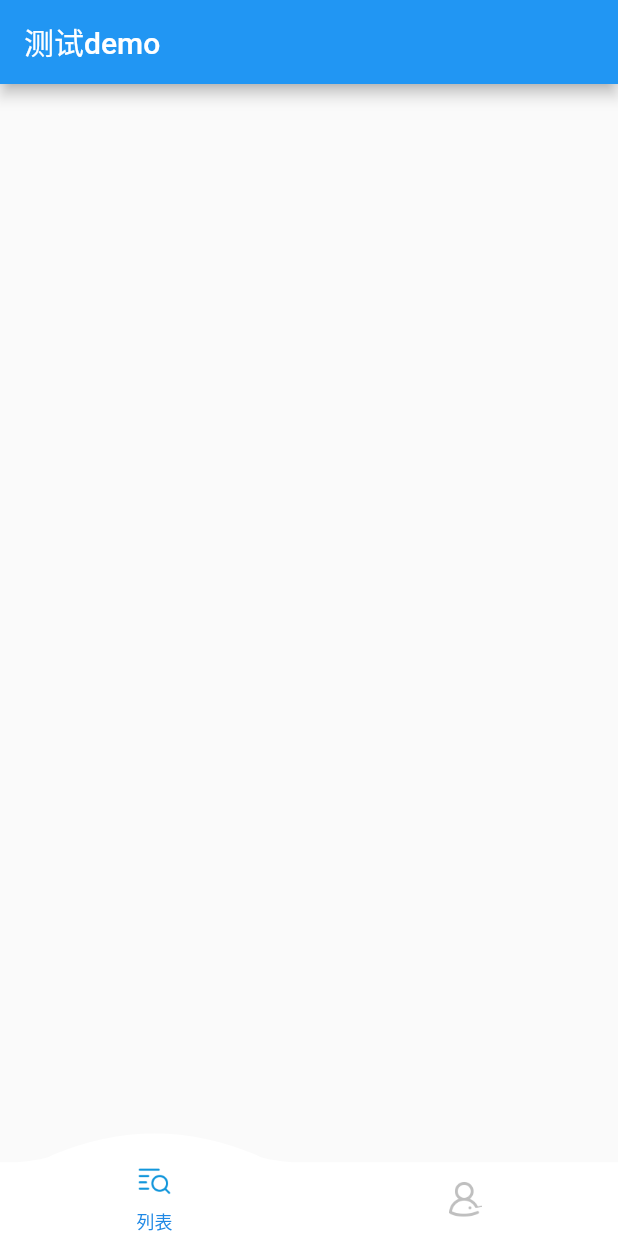
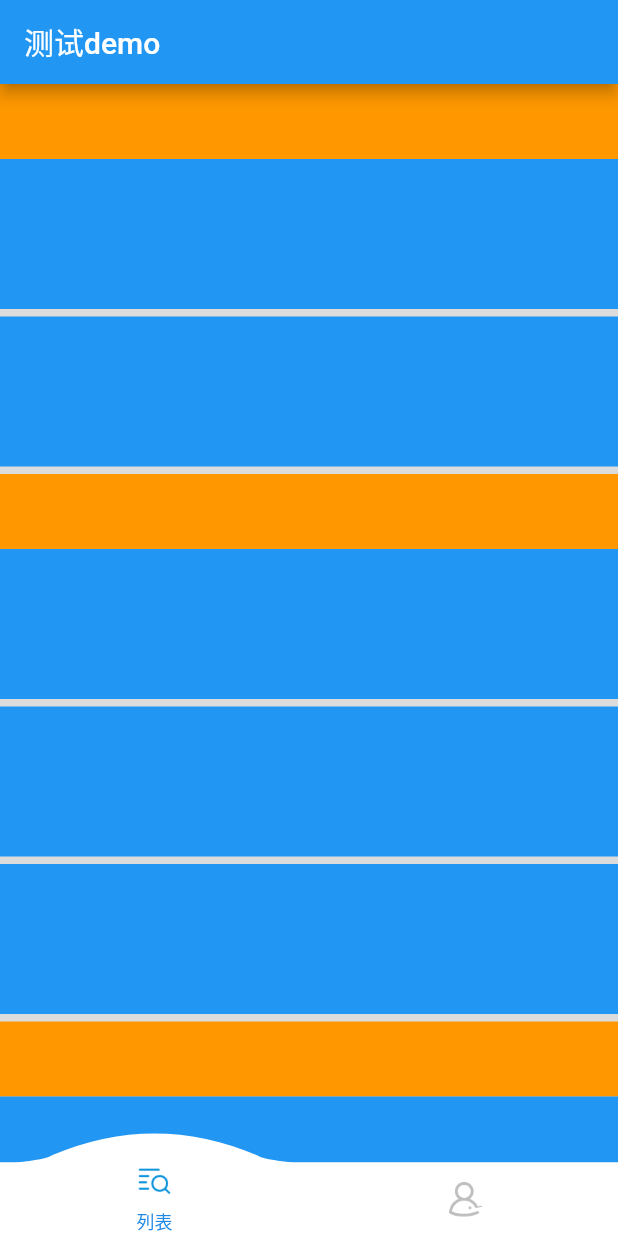
Before and after one commit to jijiawei16/jjw_flutter, a Flutter app: the screen it shows after launch, on a phone screen of 412 x 824 dp. Run offline on Flutter 3.47's test engine with Material 2 defaults, Android fonts, the phone set to English and light mode, and no system bars.

Commit message:
优化瀑布流代码,添加自定义listview代码

```diff
--- a/flutter_jjw/lib/list/home_list.dart
+++ b/flutter_jjw/lib/list/home_list.dart
@@ -1,12 +1,14 @@
 import 'package:flutter/material.dart';
-import 'package:flutter_jjw/widgets/waterfall.dart';
+import 'package:flutter_jjw/widgets/j_waterfallview.dart';
+import 'package:flutter_jjw/widgets/j_switch.dart';
+import 'package:flutter_jjw/widgets/j_listview.dart';
 
 class HomeList extends StatefulWidget {
   @override
   _HomeListState createState() => _HomeListState();
 }
 
-class _HomeListState extends State<HomeList> {
+class _HomeListState extends State<HomeList> with AutomaticKeepAliveClientMixin {
   List<String> titles;
   List<bool> likes;
 
@@ -28,13 +30,14 @@ class _HomeListState extends State<HomeList> {
       appBar: AppBar(
         title: Text('测试demo'),
       ),
-      body: Container(),
+      body: Center(
+        child: getJListView(),
+      ),
     );
   }
-}
 
-/* 列表代码
-      body: ListView.builder(
+  Widget getListView() {
+    return ListView.builder(
       itemCount: titles.length,
       itemBuilder: (context, index) {
         return GestureDetector(
@@ -68,17 +71,16 @@ class _HomeListState extends State<HomeList> {
           ),
         );
       },
-      ),
-*/
+    );
+  }
 
-/* 瀑布流
-JWaterfall(
+  Widget getJWaterfallView() {
+    return JWaterfallView(
       count: 16,
-        item: (index) {
-          return Builder(builder: (context) {
+      item: (contexts, index) {
         return GestureDetector(
           onTap: () {
-                JWaterfall.of(context).scrollToIndex(index);
+            JWaterfallView.of(contexts).scrollToIndex(index);
           },
           child: Container(
             alignment: Alignment.topCenter,
@@ -88,7 +90,47 @@ JWaterfall(
             ),
           ),
         );
-          });
       },
-      )
-*/
+    );
+  }
+
+  Widget getJSwitch() {
+    return JSwitch(
+      selected: true,
+      title: 'ON',
+      onChange: (select) {
+        print(select);
+      },
+    );
+  }
+
+  Widget getJListView() {
+    return  JListView(
+      sectionCount: 3,
+      sectionSpread: (index) {
+        return true;
+      },
+      section: (indexPath) {
+        return Container(
+          color: Colors.orange,
+          height: 50.0,
+        );
+      },
+      rowCount: (section) {
+        return section+2;
+      },
+      row: (indexPath) {
+        return Container(
+          color: Colors.blue,
+          height: 100.0,
+          margin: EdgeInsets.only(bottom: 5.0),
+        );
+      },
+      autoSpread: true,
+    );
+  }
+
+  @override
+  // TODO: implement wantKeepAlive
+  bool get wantKeepAlive => true;
+}
--- a/flutter_jjw/lib/mine/mine.dart
+++ b/flutter_jjw/lib/mine/mine.dart
@@ -5,9 +5,13 @@ class Mine extends StatefulWidget {
   _MineState createState() => _MineState();
 }
 
-class _MineState extends State<Mine> {
+class _MineState extends State<Mine> with AutomaticKeepAliveClientMixin {
   @override
   Widget build(BuildContext context) {
     return Container();
   }
+
+  @override
+  // TODO: implement wantKeepAlive
+  bool get wantKeepAlive => true;
 }
--- a/flutter_jjw/lib/widgets/j_listview.dart
+++ b/flutter_jjw/lib/widgets/j_listview.dart
@@ -3,10 +3,9 @@ import 'package:flutter/material.dart';
 typedef RowItem        = Widget Function(IndexPath indexPath);
 typedef RowCount       = int    Function(int section);
 typedef SectionItem    = Widget Function(IndexPath indexPath);
-typedef SectionCount   = int    Function();
 typedef SectionSpread  = bool   Function(int section);
 
-class JTable extends StatefulWidget {
+class JListView extends StatefulWidget {
 
   // 当前控件高度
   final double height;
@@ -24,7 +23,7 @@ class JTable extends StatefulWidget {
   final SectionItem section;
 
   // List的section的数量
-  final SectionCount sectionCount;
+  final int sectionCount;
 
   // 当前section的展开状态(默认true)
   final SectionSpread sectionSpread;
@@ -32,28 +31,29 @@ class JTable extends StatefulWidget {
   // section是否自动展开收起(默认false)
   final bool autoSpread;
 
+  // 背景颜色
+  final Color color;
 
-
-  BaseTable({
+  JListView({
     Key key,
     this.height,
     this.width,
     this.row,
     this.rowCount,
     this.section,
-    this.sectionCount,
+    this.sectionCount = 1,
     this.sectionSpread,
     this.autoSpread,
+    this.color = Colors.black12,
   }):   assert(row != null, '需要通过调用row来创建item'),
         assert(rowCount != null, '需要通过rowCount来设置当前section的row的数量'),
-        assert(sectionCount != null, '需要通过section来设置section的数量'),
         super(key: key);
 
   @override
-  _BaseTableState createState() => _BaseTableState();
+  _JListViewState createState() => _JListViewState();
 }
 
-class _BaseTableState extends State<BaseTable> {
+class _JListViewState extends State<JListView> {
   List<IndexPath> indexPaths;
   List<bool> isSpreads;
   bool autoSpread;
@@ -79,7 +79,7 @@ class _BaseTableState extends State<BaseTable> {
     indexPaths = List();
 
     // 获取section的数量
-    int sections = widget.sectionCount();
+    int sections = widget.sectionCount;
 
     // 判断是否缓存了展开状态数据
     bool isNull = isSpreads.length == 0;
@@ -135,6 +135,7 @@ class _BaseTableState extends State<BaseTable> {
     return Container(
       width: width,
       height: height,
+      color: widget.color,
       child: ListView.builder(
         itemCount: indexPaths.length,
         itemBuilder: (context, index) {
@@ -142,7 +143,7 @@ class _BaseTableState extends State<BaseTable> {
           // 获取到当前item对应的indexPath
           IndexPath currentIndexPath = indexPaths[index];
 
-          // 根据indePath的row属性来判断section/row
+          // 根据indexPath的row属性来判断section/row
           if (currentIndexPath .row == -1) {
             return GestureDetector(
               onTap: () {
```
Also changed, not shown: flutter_jjw/lib/main.dart (+8 -0 lines), flutter_jjw/lib/widgets/j_waterfallview.dart (+8 -7 lines). Lines whose indentation alone changed are shown as unchanged.
